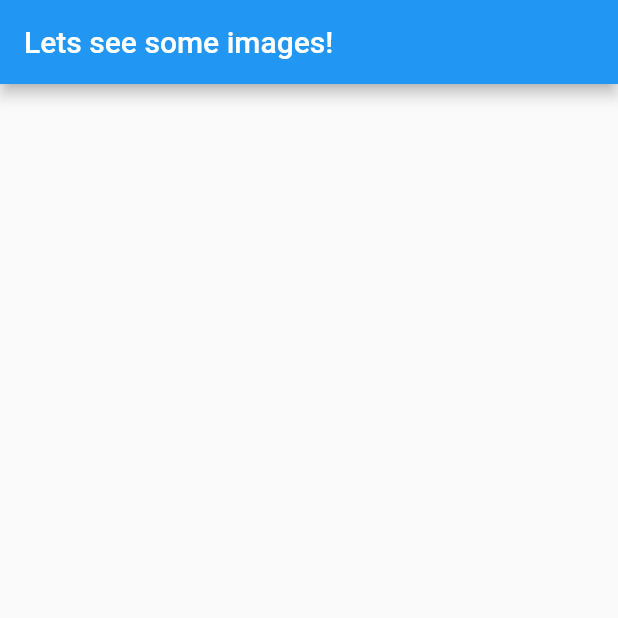
After one commit to zear16/flutter-course, a Flutter app: the screen it shows after launch, on a phone screen of 412 x 824 dp, the top half of it. The commit adds this screen. Run offline on Flutter 3.47's test engine with Material 2 defaults, Android fonts, the phone set to English and light mode, and no system bars; generated files the repository leaves out were written again.

Commit message:
Add image list widget

```diff
--- a/pics/lib/src/app.dart
+++ b/pics/lib/src/app.dart
@@ -1,4 +1,9 @@
+import 'dart:convert';
+
 import 'package:flutter/material.dart';
+import 'package:http/http.dart' show get;
+import 'models/image_dto.dart';
+import 'widgets/image_list.dart';
 
 class App extends StatefulWidget {
   AppState createState() {
@@ -7,26 +12,29 @@ class App extends StatefulWidget {
 }
 
 class AppState extends State<App> {
-  int _counter = 0;
+  int _counter = 1;
+  List<ImageDto> images = [];
 
-  void fetchImage() {
+  void fetchImage() async {
+    var response = await get('https://jsonplaceholder.typicode.com/photos/${_counter+1}');
+    var image = ImageDto.fromJson(jsonDecode(response.body));
 
+    setState(() {
+      _counter++;
+      images.add(image);
+    });
   }
 
   Widget build(context) {
     return MaterialApp(
       home: Scaffold(
-        body: Text('$_counter'),
+        body: ImageList(images),
         appBar: AppBar(
           title: Text('Lets see some images!'),
         ),
         floatingActionButton: FloatingActionButton(
           child: Icon(Icons.add),
-          onPressed: () {
-            setState(() {
-              _counter += 1;
-            });
-          },
+          onPressed: fetchImage,
         ),
       ),
     );
--- a/pics/lib/src/models/image.dart
+++ b/pics/lib/src/models/image_dto.dart
@@ -3,12 +3,12 @@ import 'package:json_annotation/json_annotation.dart';
 /// This allows the `Image` class to access private members in
 /// the generated file. The value for this is *.g.dart, where
 /// the star denotes the source file name.
-part 'image.g.dart';
+part 'image_dto.g.dart';
 
 /// An annotation for the code generator to know that this class needs the
 /// JSON serialization logic to be generated.
 @JsonSerializable()
-class Image {
+class ImageDto {
   @JsonKey(name: 'id', required: true)
   final int id;
 
@@ -18,15 +18,15 @@ class Image {
   @JsonKey(name: 'title')
   String title;
 
-  Image(this.id, this.title, this.url);
+  ImageDto(this.id, this.title, this.url);
 
   /// A necessary factory constructor for creating a new Image instance
   /// from a map. Pass the map to the generated `_$ImageFromJson()` constructor.
   /// The constructor is named after the source class, in this case, Image.
-  factory Image.fromJson(Map<String, dynamic> json) => _$ImageFromJson(json);
+  factory ImageDto.fromJson(Map<String, dynamic> json) => _$ImageDtoFromJson(json);
 
   /// `toJson` is the convention for a class to declare support for serialization
   /// to JSON. The implementation simply calls the private, generated
   /// helper method `_$ImageToJson`.
-  Map<String, dynamic> toJson() => _$ImageToJson(this);
+  Map<String, dynamic> toJson() => _$ImageDtoToJson(this);
 }
--- /dev/null
+++ b/pics/lib/src/widgets/image_list.dart
@@ -0,0 +1,17 @@
+import 'package:flutter/material.dart';
+import '../models/image_dto.dart';
+
+class ImageList extends StatelessWidget {
+  final List<ImageDto> images;
+
+  ImageList(this.images);
+
+  Widget build(context) {
+    return ListView.builder(
+      itemCount: images.length,
+      itemBuilder: (context, int index) {
+        return Text(images[index].url);
+      }
+    );
+  }
+}
--- a/pics/pubspec.yaml
+++ b/pics/pubspec.yaml
@@ -28,7 +28,7 @@ dependencies:
   # The following adds the Cupertino Icons font to your application.
   # Use with the CupertinoIcons class for iOS style icons.
   cupertino_icons: ^1.0.0
-
+  http: ^0.12.2
   json_annotation: ^3.1.1
 
 dev_dependencies:
```
Also changed, not shown: pics/lib/src/models/image_dto.g.dart, pics/pubspec.lock, 1 other file.
